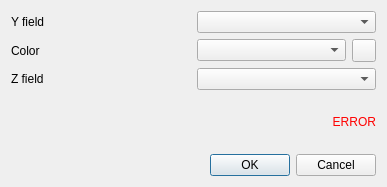
First picture: the form in lizmap/resources/ui/ui_trace.ui, repository 3liz/lizmap-plugin, before the edit.
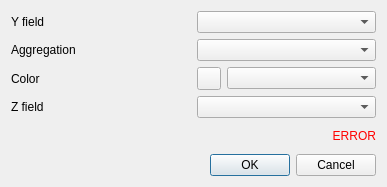
Second picture: the form after the edit. Custom widgets are drawn as their Qt base class.

Commit message: Dataviz - Add a way to configure aggregation for each trace

```diff
--- a/lizmap/resources/ui/ui_trace.ui
+++ b/lizmap/resources/ui/ui_trace.ui
@@ -16,15 +16,12 @@
   <layout class="QVBoxLayout" name="verticalLayout">
    <item>
     <layout class="QGridLayout" name="gridLayout">
-     <item row="1" column="1">
-      <layout class="QHBoxLayout" name="horizontalLayout">
-       <item>
-        <widget class="QgsFieldComboBox" name="color_field"/>
-       </item>
-       <item>
-        <widget class="QgsColorButton" name="color"/>
-       </item>
-      </layout>
+     <item row="3" column="0">
+      <widget class="QLabel" name="label_z_field">
+       <property name="text">
+        <string>Z field</string>
+       </property>
+      </widget>
      </item>
      <item row="0" column="0">
       <widget class="QLabel" name="label_y_field">
@@ -33,25 +30,38 @@
        </property>
       </widget>
      </item>
-     <item row="1" column="0">
+     <item row="2" column="0">
       <widget class="QLabel" name="label_color">
        <property name="text">
         <string>Color</string>
        </property>
       </widget>
      </item>
+     <item row="3" column="1">
+      <widget class="QgsFieldComboBox" name="z_field"/>
+     </item>
      <item row="0" column="1">
       <widget class="QgsFieldComboBox" name="y_field"/>
      </item>
-     <item row="2" column="0">
-      <widget class="QLabel" name="label_z_field">
-       <property name="text">
-        <string>Z field</string>
-       </property>
-      </widget>
-     </item>
      <item row="2" column="1">
-      <widget class="QgsFieldComboBox" name="z_field"/>
+      <layout class="QHBoxLayout" name="horizontalLayout">
+       <item>
+        <widget class="QgsColorButton" name="color"/>
+       </item>
+       <item>
+        <widget class="QgsFieldComboBox" name="color_field"/>
+       </item>
+      </layout>
+     </item>
+     <item row="1" column="0">
+      <widget class="QLabel" name="label_trace_aggregation">
+       <property name="text">
+        <string>Aggregation</string>
+       </property>
+      </widget>
+     </item>
+     <item row="1" column="1">
+      <widget class="QComboBox" name="trace_aggregation"/>
      </item>
     </layout>
    </item>
```
Left out of the diff: 7 changed lines with no effect on the pictures. The commit also changes 9 other files.
